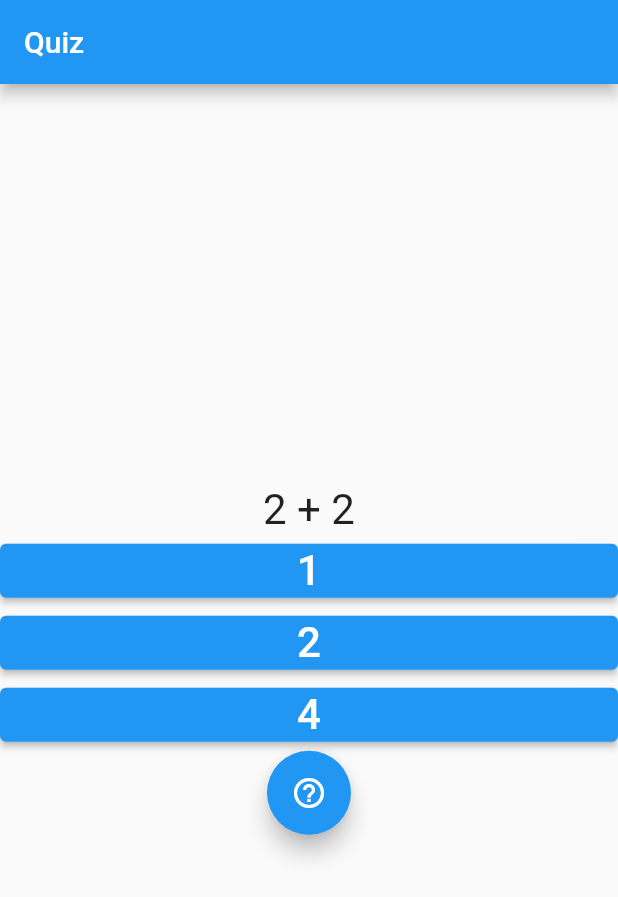
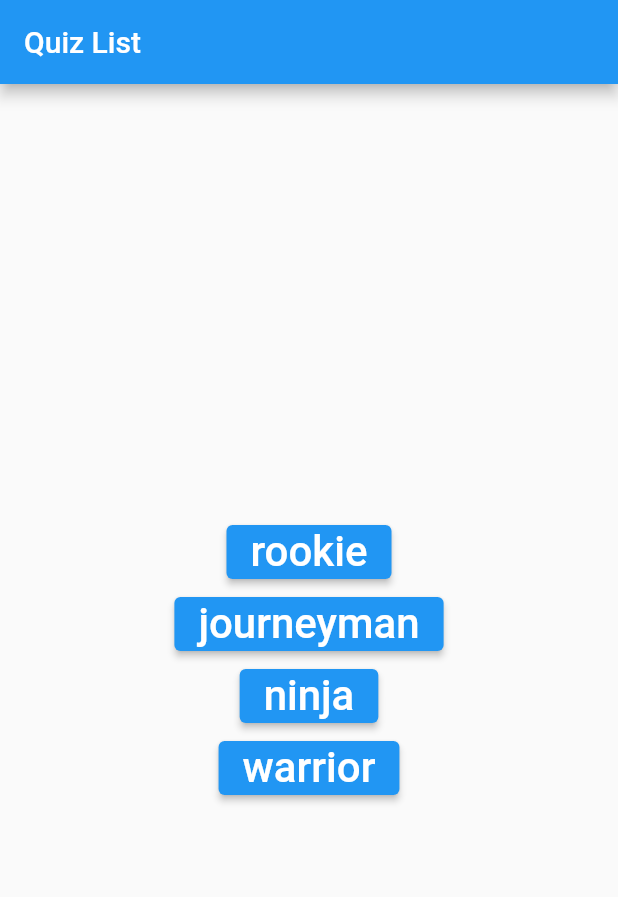
Before and after one commit to DiogoVieiraFerreira/mob2_quizz, a Flutter app: the screen it shows after launch, on a phone screen of 412 x 824 dp. Shown: the top 897 px of the screen. Run offline on Flutter 3.47's test engine with Material 2 defaults, Android fonts, the phone set to English and light mode, and no system bars.

Commit message:
quiz list

```diff
--- a/lib/main.dart
+++ b/lib/main.dart
@@ -1,5 +1,5 @@
 import 'package:flutter/material.dart';
-
+import 'package:quiz/widgets/game_list.dart';
 import 'widgets/game_screen.dart';
 
 void main() => runApp(QuizApp());
@@ -12,7 +12,7 @@ class QuizApp extends StatelessWidget {
       theme: ThemeData(
         primarySwatch: Colors.blue,
       ),
-      home: GameScreen(),
+      home: GameList(),
     );
   }
 }
--- /dev/null
+++ b/lib/widgets/game_list.dart
@@ -0,0 +1,36 @@
+import 'package:flutter/material.dart';
+import 'package:quiz/models/quiz_session.dart';
+
+class GameList extends StatelessWidget {
+  @override
+  Widget build(BuildContext context) {
+    return Scaffold(
+        appBar: AppBar(
+          title: Text("Quiz List"),
+        ),
+        body: ListQuiz(),
+    );
+  }
+
+  Widget ListQuiz() {
+    var quizzButtons = QuizSessionType.values.map((type) {
+      return ElevatedButton(
+          onPressed: () {
+            QuizSession session = QuizSession.fromEnum(type);
+            print(session);
+          },
+          child: Text(
+              type?.toString()?.split('.')?.elementAt(1), textScaleFactor: 2.0,
+              textAlign: TextAlign.center)
+      );
+    });
+    return Center(
+      child: Column(
+        mainAxisAlignment: MainAxisAlignment.center,
+        children: <Widget>[
+          ...quizzButtons,
+        ],
+      ),
+    );
+  }
+}
--- a/lib/widgets/game_screen.dart
+++ b/lib/widgets/game_screen.dart
@@ -6,12 +6,12 @@ import 'package:quiz/models/quiz_session.dart';
 class GameScreen extends StatelessWidget {
   @override
   Widget build(BuildContext context) {
-    QuizSession session = QuizSession.fromEnum(QuizSessionType.rookie);
+    QuizSession session = QuizSession.fromEnum(QuizSessionType.warrior);
     session.nextQuestion();
 
     return Scaffold(
       appBar: AppBar(
-        title: Text("Quiz"),
+        title: Text("Quiz with ${session.totalQuestions} questions"),
       ),
       body: ChangeNotifierProvider.value(
         value: session,
@@ -56,6 +56,8 @@ class GameScreen extends StatelessWidget {
     );
   }
   Widget buildQuestion(BuildContext context, QuizSession session) {
+    // Text("question "+ session.currentQuestionCount.toString(),  textScaleFactor: 1.0, textAlign: TextAlign.left);
+
     var answerButtons = session.currentQuestion.answers.map((answer) {
       return ElevatedButton(
           onPressed: () {
```
